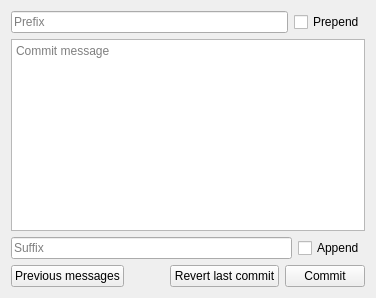
First picture: the form in src/components/commit/commit.ui, repository feelx88/git-qui, before the edit.
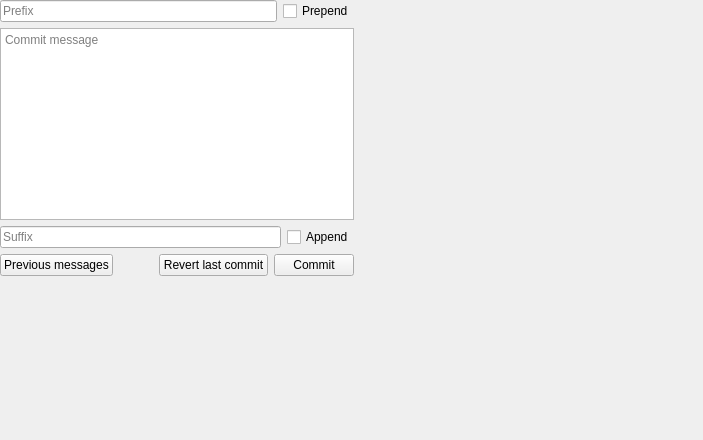
Second picture: the form after the edit.

Commit message: Reverted all component ui files back to their original form (except QDockWidget is now

Patch:
```diff
--- a/src/components/commit/commit.ui
+++ b/src/components/commit/commit.ui
@@ -2,17 +2,18 @@
 <ui version="4.0">
  <class>Commit</class>
  <widget class="QFrame" name="Commit">
-  <property name="sizePolicy">
-   <sizepolicy hsizetype="Expanding" vsizetype="Expanding">
-    <horstretch>0</horstretch>
-    <verstretch>0</verstretch>
-   </sizepolicy>
+  <property name="geometry">
+   <rect>
+    <x>0</x>
+    <y>0</y>
+    <width>703</width>
+    <height>440</height>
+   </rect>
   </property>
   <property name="windowTitle">
    <string>Commit editor</string>
   </property>
-  <layout class="QVBoxLayout" name="verticalLayout_2">
-   <item>
+  <widget class="QWidget" name="dockWidgetContents">
     <layout class="QVBoxLayout" name="verticalLayout">
      <item>
       <layout class="QHBoxLayout" name="horizontalLayout">
@@ -105,8 +106,7 @@
       </layout>
      </item>
     </layout>
-   </item>
-  </layout>
+  </widget>
  </widget>
  <resources/>
  <connections/>
```
Left out of the diff: 6 changed lines with no effect on the pictures. Lines whose indentation alone changed are shown as unchanged. The commit also changes 8 other files.
